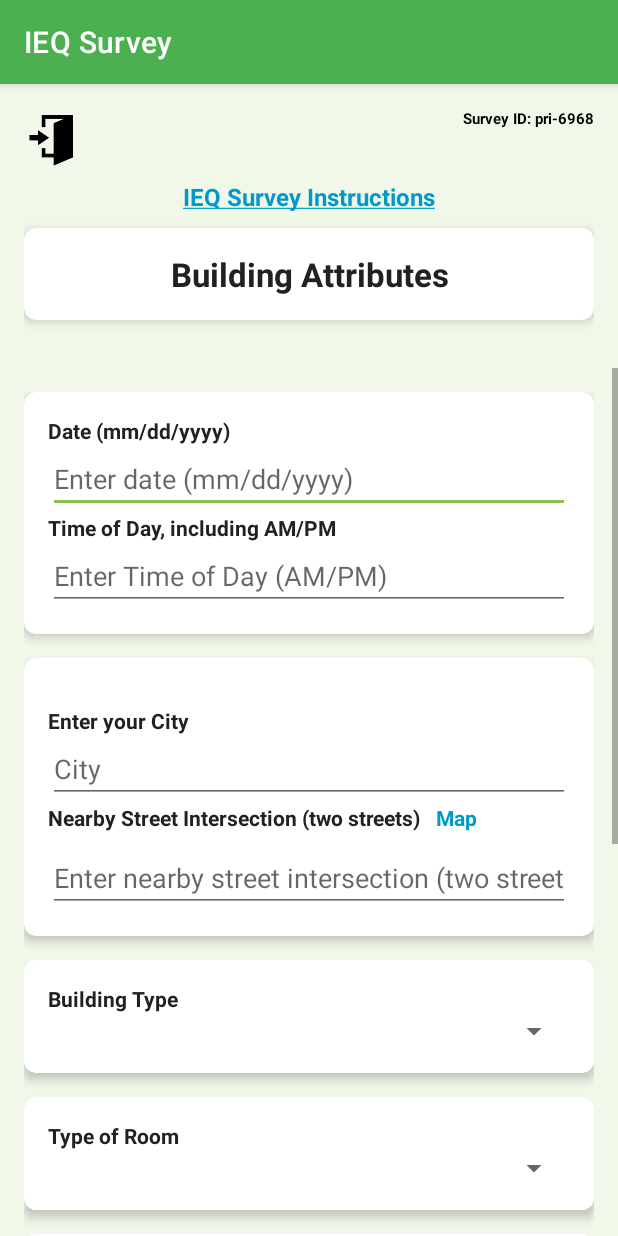
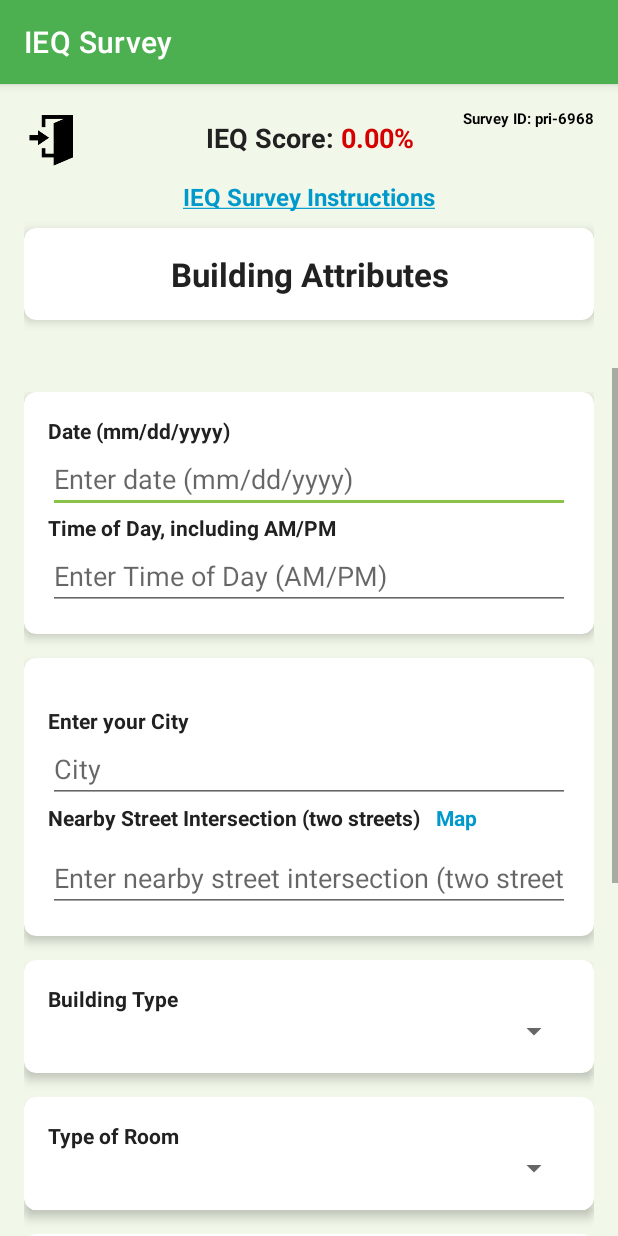
Before and after one commit to psbrar2002/IEQ-Project, an Android app: the BuildingAttributesActivity screen opened directly, with no data from a screen before it, on a phone screen of 412 x 824 dp. Run offline under Robolectric (Android 15) with nearby library versions, the phone set to English and light mode, and no system bars; our stand-ins replace Firebase (no records; nobody signed in at launch, a user with empty details on screens opened directly); libraries missing offline, so code that uses them is left out: org.osmdroid.config, org.osmdroid.util, org.osmdroid.views; pictures from the network do not load; 1 statement that could not run was skipped.

Commit message:
Repositioned IEQ Score in the Fixed Header, Removed score from bottom, and finally improved styling on the progress bar.

```diff
--- a/app/src/main/res/layout/activity_building_attributes.xml
+++ b/app/src/main/res/layout/activity_building_attributes.xml
@@ -15,11 +15,13 @@
         android:padding="16dp">
 
         <!-- RelativeLayout to position elements at the top -->
+        <!-- RelativeLayout to position elements at the top -->
         <RelativeLayout
             android:layout_width="match_parent"
             android:layout_height="wrap_content"
             android:background="@android:color/transparent">
-            <!-- Smaller Exit Button positioned at the top left -->
+
+            <!-- Exit Button positioned at the top left -->
             <ImageButton
                 android:id="@+id/exitButtonWithIcon"
                 android:layout_width="40dp"
@@ -34,6 +36,27 @@
                 android:layout_alignParentStart="true"
                 android:layout_centerVertical="true"
                 android:backgroundTint="@android:color/holo_red_dark" />
+
+            <!-- LinearLayout to hold IEQ Score and HVAC Score -->
+            <LinearLayout
+                android:layout_width="wrap_content"
+                android:layout_height="wrap_content"
+                android:orientation="vertical"
+                android:layout_centerInParent="true"
+                android:gravity="center">
+
+                <!-- IEQ Score -->
+                <TextView
+                    android:id="@+id/ieqScoreTextView2"
+                    android:layout_width="wrap_content"
+                    android:layout_height="wrap_content"
+                    android:text="IEQ Score: 0%"
+                    android:textStyle="bold"
+                    android:gravity="center"
+                    android:textSize="18sp" />
+
+
+            </LinearLayout>
 
             <!-- Survey ID TextView positioned at the top right -->
             <TextView
@@ -381,17 +404,38 @@
                 </LinearLayout>
             </androidx.cardview.widget.CardView>
 
-            <!-- IEQ Score -->
-            <TextView
-                android:id="@+id/ieqScoreTextView2"
-                android:layout_width="wrap_content"
+            <androidx.constraintlayout.widget.ConstraintLayout
+                android:layout_width="match_parent"
                 android:layout_height="wrap_content"
-                android:text="IEQ Score: 0%"
-                android:textStyle="bold"
-                android:textSize="18sp"
-                android:layout_gravity="center"
-                android:gravity="center"
-                android:layout_marginBottom="16dp" />
+                android:layout_marginTop="8dp"
+                android:layout_marginBottom="8dp">
+
+                <!-- Progress Bar -->
+                <ProgressBar
+                    android:id="@+id/progressBar"
+                    android:layout_width="0dp"
+                    android:layout_height="8dp"
+                    android:layout_marginEnd="8dp"
+                    style="?android:attr/progressBarStyleHorizontal"
+                    android:progress="20"
+                    android:max="100"
+                    app:layout_constraintStart_toStartOf="parent"
+                    app:layout_constraintEnd_toStartOf="@id/pageCounter"
+                    app:layout_constraintTop_toTopOf="parent"
+                    app:layout_constraintBottom_toBottomOf="parent" />
+
+                <!-- Page Counter TextView -->
+                <TextView
+                    android:id="@+id/pageCounter"
+                    android:layout_width="wrap_content"
+                    android:layout_height="wrap_content"
+                    android:text="1 of 5"
+                    android:textSize="16sp"
+                    android:textColor="@android:color/black"
+                    app:layout_constraintEnd_toEndOf="parent"
+                    app:layout_constraintTop_toTopOf="parent"
+                    app:layout_constraintBottom_toBottomOf="parent" />
+            </androidx.constraintlayout.widget.ConstraintLayout>
 
             <!-- Navigation Buttons -->
             <LinearLayout
@@ -410,30 +454,6 @@
                     android:layout_marginStart="8dp" />
             </LinearLayout>
 
-            <!-- Progress Bar -->
-            <ProgressBar
-                android:id="@+id/progressBar"
-                android:layout_width="match_parent"
-                android:layout_height="8dp"
-                android:layout_marginTop="8dp"
-                android:layout_marginBottom="8dp"
-                style="?android:attr/progressBarStyleHorizontal"
-                android:progress="20"
-                android:max="100" />
-
-            <!-- Page Counter at the bottom -->
-            <TextView
-                android:id="@+id/pageCounter"
-                android:layout_width="wrap_content"
-                android:layout_height="wrap_content"
-                android:layout_marginTop="8dp"
-                android:layout_marginBottom="8dp"
-                android:padding="8dp"
-                android:text="Page 1 of 5"
-                android:gravity="center"
-                android:textSize="16sp"
-                android:textColor="@android:color/black"
-                android:layout_gravity="center_horizontal" />
         </LinearLayout>
     </ScrollView>
 
```
